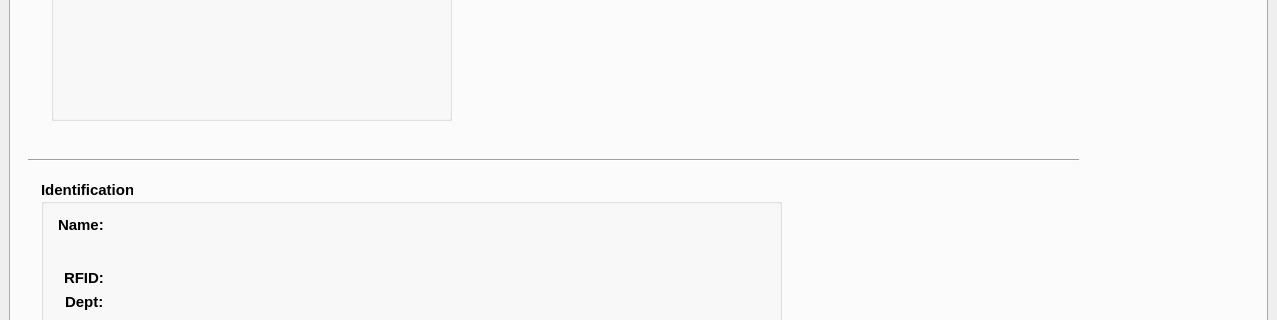
Above: tabbed.ui from dnth/AttTracker-pyside before the change; both pictures show x 0 to 1277 and y 214 to 534 of the 1277 by 776 pixel window. Below: the same form after it.
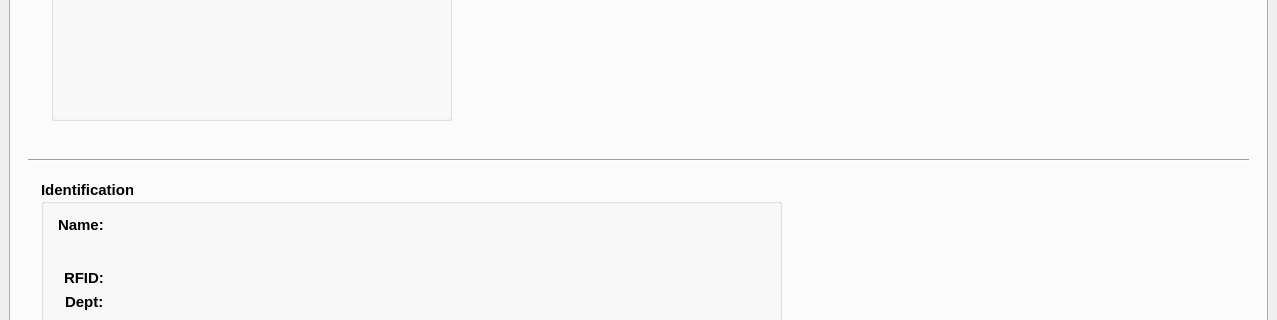
That is the form after the change. The open tabs and pages were chosen to show the change. Icons and pictures are not drawn. Custom widgets are drawn as their Qt base class.

What changed in the file:
```diff
--- a/tabbed.ui
+++ b/tabbed.ui
@@ -597,7 +597,7 @@
          <rect>
           <x>17</x>
           <y>310</y>
-          <width>1051</width>
+          <width>1221</width>
           <height>21</height>
          </rect>
         </property>
```
Left out of the diff: 2 changed lines with no effect on the pictures.
